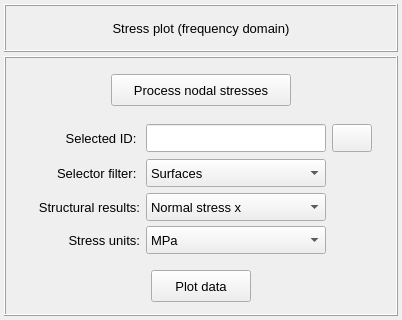
Qt form vibra/interface/data/ui_files/plots/structural/structural_stress_2d_plot_frequency_inputs.ui (MOPT-UFSC/VIBRA) before a commit.
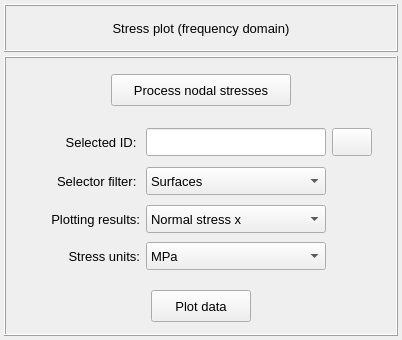
The same form after that commit. Icons and pictures are not drawn.

Patch:
```diff
--- a/vibra/interface/data/ui_files/plots/structural/structural_stress_2d_plot_frequency_inputs.ui
+++ b/vibra/interface/data/ui_files/plots/structural/structural_stress_2d_plot_frequency_inputs.ui
@@ -7,7 +7,7 @@
     <x>0</x>
     <y>0</y>
     <width>402</width>
-    <height>320</height>
+    <height>340</height>
    </rect>
   </property>
   <property name="minimumSize">
@@ -19,7 +19,7 @@
   <property name="maximumSize">
    <size>
     <width>16777215</width>
-    <height>320</height>
+    <height>340</height>
    </size>
   </property>
   <property name="windowTitle">
@@ -465,7 +465,7 @@
             </font>
            </property>
            <property name="text">
-            <string>Structural results:</string>
+            <string>Plotting results:</string>
            </property>
            <property name="alignment">
             <set>Qt::AlignmentFlag::AlignRight|Qt::AlignmentFlag::AlignTrailing|Qt::AlignmentFlag::AlignVCenter</set>
```
